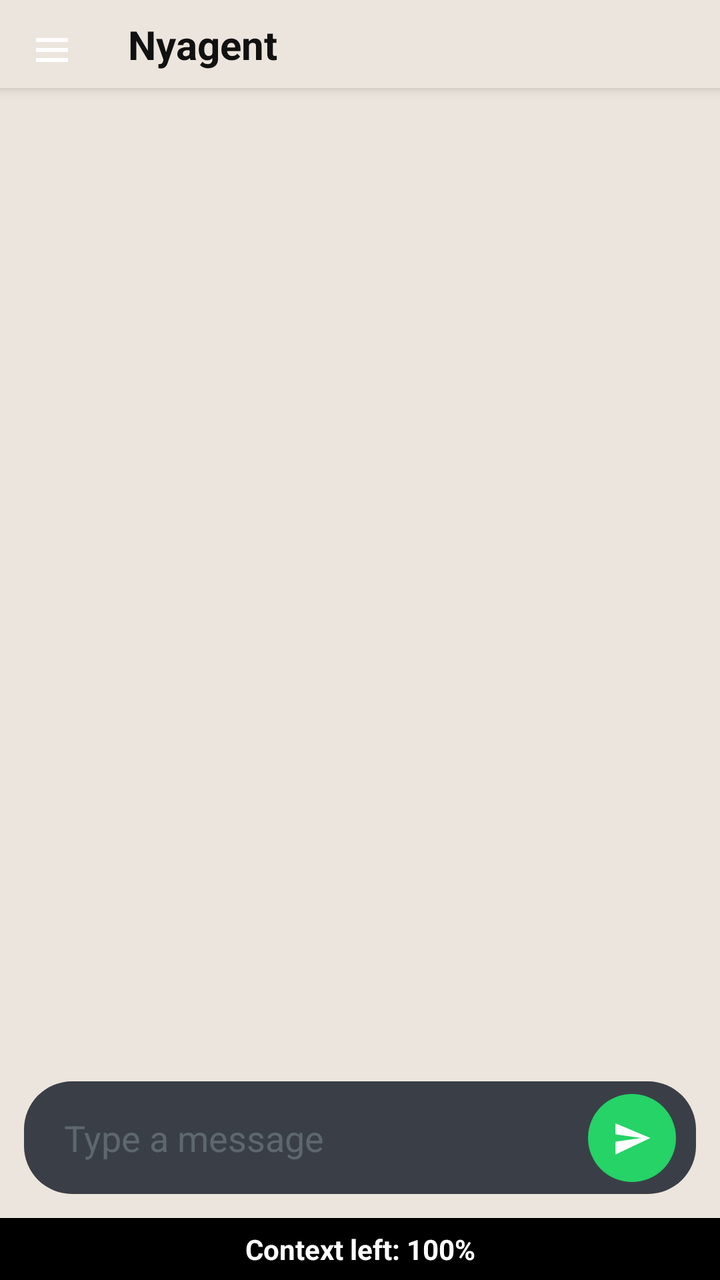
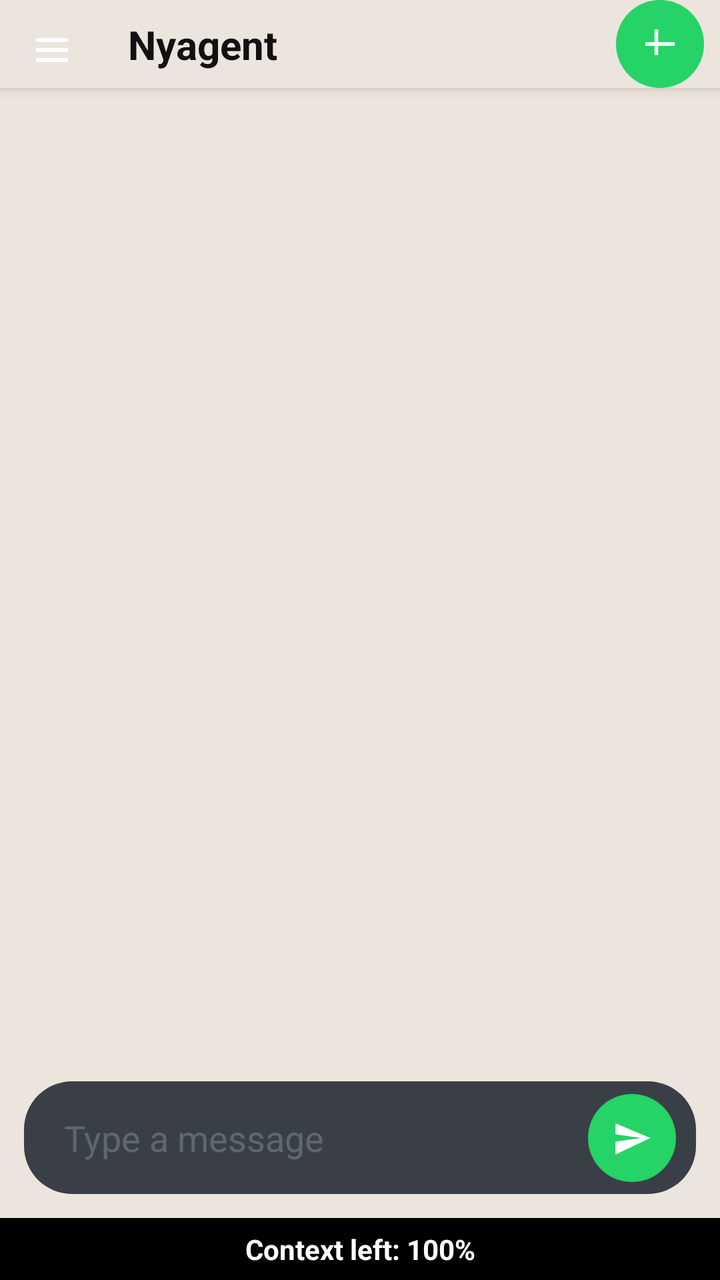

Before-and-after screenshots of an Android layout around one commit, followed by the original layout XML and the change that was made.
<!-- AndroidManifest.xml: application theme Theme.Nyagent -->
<!-- res/layout/activity_main.xml -->
<?xml version="1.0" encoding="utf-8"?>
<androidx.constraintlayout.widget.ConstraintLayout xmlns:android="http://schemas.android.com/apk/res/android"
    xmlns:app="http://schemas.android.com/apk/res-auto"
    xmlns:tools="http://schemas.android.com/tools"
    android:layout_width="match_parent"
    android:layout_height="match_parent"
    android:background="@color/chat_background"
    tools:context=".MainActivity">

    
    <androidx.constraintlayout.widget.ConstraintLayout
        android:id="@+id/topBar"
        android:layout_width="0dp"
        android:layout_height="wrap_content"
        android:background="@color/chat_topbar"
        android:elevation="4dp"
        app:layout_constraintEnd_toEndOf="parent"
        app:layout_constraintStart_toStartOf="parent"
        app:layout_constraintTop_toTopOf="parent">

        <ImageButton
            android:id="@+id/btnMenu"
            android:layout_width="44dp"
            android:layout_height="44dp"
            android:layout_marginStart="4dp"
            android:background="@null"
            android:contentDescription="Menu"
            android:src="@drawable/icon_menu"
            app:layout_constraintStart_toStartOf="parent"
            app:layout_constraintTop_toTopOf="parent"
            app:layout_constraintBottom_toBottomOf="parent" />

        <TextView
            android:id="@+id/tvAppTitle"
            android:layout_width="wrap_content"
            android:layout_height="wrap_content"
            android:layout_marginStart="16dp"
            android:text="@string/app_name"
            android:textColor="@color/topbar_text"
            android:textSize="20sp"
            android:textStyle="bold"
            app:layout_constraintStart_toEndOf="@id/btnMenu"
            app:layout_constraintTop_toTopOf="parent"
            app:layout_constraintBottom_toBottomOf="parent" />
    </androidx.constraintlayout.widget.ConstraintLayout>

    
    <View
        android:id="@+id/panelBackdrop"
        android:layout_width="0dp"
        android:layout_height="0dp"
        android:background="#66000000"
        android:visibility="gone"
        app:layout_constraintBottom_toBottomOf="parent"
        app:layout_constraintEnd_toEndOf="parent"
        app:layout_constraintStart_toStartOf="parent"
        app:layout_constraintTop_toTopOf="parent" />

    
    <androidx.constraintlayout.widget.ConstraintLayout
        android:id="@+id/leftPanel"
        android:layout_width="280dp"
        android:layout_height="0dp"
        android:background="@color/panel_background"
        android:elevation="12dp"
        android:visibility="gone"
        app:layout_constraintBottom_toBottomOf="parent"
        app:layout_constraintStart_toStartOf="parent"
        app:layout_constraintTop_toTopOf="parent">

        <TextView
            android:id="@+id/tvPanelTitle"
            android:layout_width="0dp"
            android:layout_height="wrap_content"
            android:padding="12dp"
            android:text="Conversations"
            android:textColor="#FF111111"
            android:textSize="16sp"
            android:textStyle="bold"
            app:layout_constraintEnd_toEndOf="parent"
            app:layout_constraintStart_toStartOf="parent"
            app:layout_constraintTop_toTopOf="parent" />

        <androidx.recyclerview.widget.RecyclerView
            android:id="@+id/rvConversations"
            android:layout_width="0dp"
            android:layout_height="0dp"
            android:scrollbars="vertical"
            app:layout_constraintBottom_toTopOf="@id/btnPaneSettings"
            app:layout_constraintEnd_toEndOf="parent"
            app:layout_constraintStart_toStartOf="parent"
            app:layout_constraintTop_toBottomOf="@id/tvPanelTitle" />

        <Button
            android:id="@+id/btnPaneSettings"
            android:layout_width="0dp"
            android:layout_height="wrap_content"
            android:background="@color/panel_settings_bg"
            android:text="Settings"
            android:textColor="#FFFFFFFF"
            app:layout_constraintBottom_toBottomOf="parent"
            app:layout_constraintEnd_toEndOf="parent"
            app:layout_constraintStart_toStartOf="parent" />
    </androidx.constraintlayout.widget.ConstraintLayout>

    
    <androidx.recyclerview.widget.RecyclerView
        android:id="@+id/rvMessages"
        android:layout_width="0dp"
        android:layout_height="0dp"
        android:layout_marginStart="4dp"
        android:layout_marginEnd="4dp"
        android:padding="8dp"
        android:scrollbars="vertical"
        android:verticalScrollbarPosition="right"
        app:layout_constraintBottom_toTopOf="@id/editBar"
        app:layout_constraintEnd_toEndOf="parent"
        app:layout_constraintStart_toStartOf="parent"
        app:layout_constraintTop_toBottomOf="@id/topBar" />

    
    <androidx.constraintlayout.widget.ConstraintLayout
        android:id="@+id/editBar"
        android:layout_width="0dp"
        android:layout_height="wrap_content"
        android:background="@color/edit_bar"
        android:paddingStart="12dp"
        android:paddingEnd="12dp"
        android:visibility="gone"
        app:layout_constraintBottom_toTopOf="@id/inputBar"
        app:layout_constraintEnd_toEndOf="parent"
        app:layout_constraintStart_toStartOf="parent">

        <ImageButton
            android:id="@+id/btnEditClose"
            android:layout_width="36dp"
            android:layout_height="36dp"
            android:background="@drawable/close_circle_background"
            android:contentDescription="Cancel edit"
            android:src="@drawable/icon_close"
            app:layout_constraintStart_toStartOf="parent"
            app:layout_constraintTop_toTopOf="parent"
            app:layout_constraintBottom_toBottomOf="parent" />

        <TextView
            android:id="@+id/tvEditingLabel"
            android:layout_width="wrap_content"
            android:layout_height="wrap_content"
            android:layout_marginStart="10dp"
            android:text="Editing message"
            android:textColor="#1A1A1A"
            android:textSize="14sp"
            android:textStyle="bold"
            app:layout_constraintStart_toEndOf="@id/btnEditClose"
            app:layout_constraintTop_toTopOf="parent"
            app:layout_constraintBottom_toBottomOf="parent" />
    </androidx.constraintlayout.widget.ConstraintLayout>

    
    <androidx.constraintlayout.widget.ConstraintLayout
        android:id="@+id/contextBar"
        android:layout_width="0dp"
        android:layout_height="wrap_content"
        android:background="@color/black"
        android:paddingTop="6dp"
        android:paddingBottom="6dp"
        android:visibility="visible"
        app:layout_constraintBottom_toBottomOf="parent"
        app:layout_constraintEnd_toEndOf="parent"
        app:layout_constraintStart_toStartOf="parent">

        <TextView
            android:id="@+id/lblContext"
            android:layout_width="0dp"
            android:layout_height="wrap_content"
            android:gravity="center"
            android:text="Context left: 100%"
            android:textColor="@android:color/white"
            android:textSize="14sp"
            android:textStyle="bold"
            app:layout_constraintBottom_toBottomOf="parent"
            app:layout_constraintEnd_toEndOf="parent"
            app:layout_constraintStart_toStartOf="parent"
            app:layout_constraintTop_toTopOf="parent" />
    </androidx.constraintlayout.widget.ConstraintLayout>

    
    <androidx.constraintlayout.widget.ConstraintLayout
        android:id="@+id/inputBar"
        android:layout_width="0dp"
        android:layout_height="wrap_content"
        android:layout_marginStart="12dp"
        android:layout_marginEnd="12dp"
        android:layout_marginBottom="12dp"
        android:background="@drawable/input_area_background"
        android:padding="4dp"
        app:layout_constraintBottom_toTopOf="@id/contextBar"
        app:layout_constraintEnd_toEndOf="parent"
        app:layout_constraintStart_toStartOf="parent">

        <EditText
            android:id="@+id/etPrompt"
            android:layout_width="0dp"
            android:layout_height="wrap_content"
            android:background="@null"
            android:hint="Type a message"
            android:inputType="textMultiLine"
            android:maxLines="4"
            android:minHeight="40dp"
            android:paddingLeft="16dp"
            android:paddingRight="16dp"
            android:paddingTop="12dp"
            android:paddingBottom="12dp"
            android:scrollHorizontally="false"
            android:textColor="@color/input_text"
            android:textColorHint="#77889999"
            app:layout_constraintBottom_toBottomOf="parent"
            app:layout_constraintEnd_toStartOf="@id/btnSendText"
            app:layout_constraintStart_toStartOf="parent"
            app:layout_constraintTop_toTopOf="parent" />

        <ImageButton
            android:id="@+id/btnSendText"
            android:layout_width="44dp"
            android:layout_height="44dp"
            android:layout_marginEnd="6dp"
            android:background="@drawable/send_button_background"
            android:contentDescription="Send"
            android:src="@drawable/icon_send"
            app:layout_constraintBottom_toBottomOf="parent"
            app:layout_constraintEnd_toEndOf="parent"
            app:layout_constraintTop_toTopOf="parent" />
    </androidx.constraintlayout.widget.ConstraintLayout>
</androidx.constraintlayout.widget.ConstraintLayout>
<!-- resources referenced by this layout -->
<resources>
  <color name="black">#FF000000</color>
  <color name="chat_background">#FFECE5DD</color>
  <color name="chat_topbar">#FFECE5DD</color>
  <color name="edit_bar">#FFE6E0D8</color>
  <color name="input_text">#FF111111</color>
  <color name="panel_background">#FF2A2A2A</color>
  <color name="panel_settings_bg">#FF3A3F47</color>
  <color name="topbar_text">#FF111111</color>
  <!-- drawable close_circle_background (drawable) -->
  <?xml version="1.0" encoding="utf-8"?>
  <layer-list xmlns:android="http://schemas.android.com/apk/res/android">
      <item>
          <shape android:shape="oval">
              <solid android:color="#FFD32F2F" />
          </shape>
      </item>
  </layer-list>
  <!-- drawable icon_menu (drawable) -->
  <?xml version="1.0" encoding="utf-8"?>
  <vector xmlns:android="http://schemas.android.com/apk/res/android"
      android:width="24dp"
      android:height="24dp"
      android:viewportWidth="24"
      android:viewportHeight="24">
      <path
          android:fillColor="#FFFFFFFF"
          android:pathData="M4,9h16v2h-16z M4,14h16v2h-16z M4,19h16v2h-16z" />
  </vector>
  <!-- drawable icon_send (drawable) -->
  <?xml version="1.0" encoding="utf-8"?>
  <vector xmlns:android="http://schemas.android.com/apk/res/android"
      android:width="22dp"
      android:height="22dp"
      android:viewportWidth="24"
      android:viewportHeight="24">
      <path
          android:fillColor="@color/white"
          android:pathData="M3,21L22,12L3,4V10L17,12L3,14V21Z" />
  </vector>
  <!-- drawable input_area_background (drawable) -->
  <?xml version="1.0" encoding="utf-8"?>
  <layer-list xmlns:android="http://schemas.android.com/apk/res/android">
      <item>
          <shape android:shape="rectangle">
              <solid android:color="@color/input_area" />
              <corners android:radius="24dp" />
          </shape>
      </item>
  </layer-list>
  <!-- drawable send_button_background (drawable) -->
  <?xml version="1.0" encoding="utf-8"?>
  <layer-list xmlns:android="http://schemas.android.com/apk/res/android">
      <item>
          <shape android:shape="oval">
              <solid android:color="@color/send_circle" />
          </shape>
      </item>
  </layer-list>
  <string name="app_name">Nyagent</string>
  <style name="Theme.Nyagent" parent="Theme.MaterialComponents.DayNight.DarkActionBar">
          
          <item name="colorPrimary">@color/purple_500</item>
          <item name="colorPrimaryVariant">@color/purple_700</item>
          <item name="colorOnPrimary">@color/white</item>
          
          <item name="colorSecondary">@color/teal_200</item>
          <item name="colorSecondaryVariant">@color/teal_700</item>
          <item name="colorOnSecondary">@color/black</item>
          
          <item name="android:statusBarColor">?attr/colorPrimaryVariant</item>
          
      </style>
  <color name="white">#FFFFFFFF</color>
  <color name="input_area">#FF3A3F47</color>
  <color name="send_circle">#FF25D366</color>
  <color name="purple_500">#FF6200EE</color>
  <color name="purple_700">#FF3700B3</color>
  <color name="teal_200">#FF03DAC5</color>
  <color name="teal_700">#FF018786</color>
  <!-- unchanged entries left out for length: 1 -->
</resources>

<!-- the commit's change to res/layout/activity_main.xml (unified diff, before → after) -->
@@ -40,6 +40,18 @@
             android:textSize="20sp"
             android:textStyle="bold"
             app:layout_constraintStart_toEndOf="@id/btnMenu"
+            app:layout_constraintTop_toTopOf="parent"
+            app:layout_constraintBottom_toBottomOf="parent" />
+
+        <ImageButton
+            android:id="@+id/btnNewChat"
+            android:layout_width="44dp"
+            android:layout_height="44dp"
+            android:layout_marginEnd="8dp"
+            android:background="@drawable/new_chat_circle_background"
+            android:contentDescription="New chat"
+            android:src="@drawable/icon_new_chat"
+            app:layout_constraintEnd_toEndOf="parent"
             app:layout_constraintTop_toTopOf="parent"
             app:layout_constraintBottom_toBottomOf="parent" />
     </androidx.constraintlayout.widget.ConstraintLayout>
<!-- resource entries referenced after the edit -->
@@ -28,6 +28,17 @@
           android:fillColor="#FFFFFFFF"
           android:pathData="M4,9h16v2h-16z M4,14h16v2h-16z M4,19h16v2h-16z" />
   </vector>
+  <!-- drawable icon_new_chat (drawable) -->
+  <?xml version="1.0" encoding="utf-8"?>
+  <vector xmlns:android="http://schemas.android.com/apk/res/android"
+      android:width="22dp"
+      android:height="22dp"
+      android:viewportWidth="24"
+      android:viewportHeight="24">
+      <path
+          android:fillColor="#FFFFFFFF"
+          android:pathData="M4,11h16v2h-16z M11,4v14h-2v-14h-2z" />
+  </vector>
   <!-- drawable icon_send (drawable) -->
   <?xml version="1.0" encoding="utf-8"?>
   <vector xmlns:android="http://schemas.android.com/apk/res/android"
@@ -49,6 +60,15 @@
           </shape>
       </item>
   </layer-list>
+  <!-- drawable new_chat_circle_background (drawable) -->
+  <?xml version="1.0" encoding="utf-8"?>
+  <layer-list xmlns:android="http://schemas.android.com/apk/res/android">
+      <item>
+          <shape android:shape="oval">
+              <solid android:color="@color/new_chat_circle" />
+          </shape>
+      </item>
+  </layer-list>
   <!-- drawable send_button_background (drawable) -->
   <?xml version="1.0" encoding="utf-8"?>
   <layer-list xmlns:android="http://schemas.android.com/apk/res/android">
@@ -59,7 +79,7 @@
       </item>
   </layer-list>
   <string name="app_name">Nyagent</string>
-  <style name="Theme.Nyagent" parent="Theme.MaterialComponents.DayNight.DarkActionBar">
+  <style name="Theme.Nyagent" parent="Theme.MaterialComponents.DayNight">
           
           <item name="colorPrimary">@color/purple_500</item>
           <item name="colorPrimaryVariant">@color/purple_700</item>
@@ -74,6 +94,7 @@
       </style>
   <color name="white">#FFFFFFFF</color>
   <color name="input_area">#FF3A3F47</color>
+  <color name="new_chat_circle">#FF25D366</color>
   <color name="send_circle">#FF25D366</color>
   <color name="purple_500">#FF6200EE</color>
   <color name="purple_700">#FF3700B3</color>
